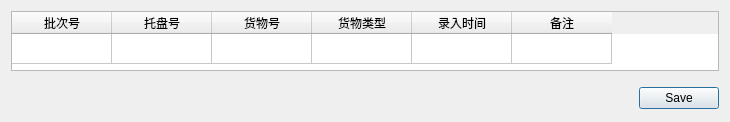
The window that saveproduct.ui (kangwenyun/batch_acquisition_system) describes before a commit, drawn with Qt 5.
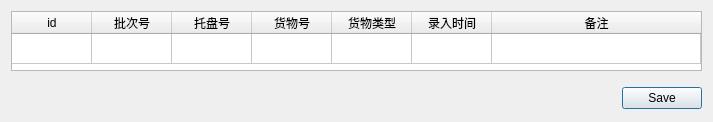
The same window after the commit.

Patch:
```diff
--- a/saveproduct.ui
+++ b/saveproduct.ui
@@ -6,7 +6,7 @@
    <rect>
     <x>0</x>
     <y>0</y>
-    <width>730</width>
+    <width>713</width>
     <height>122</height>
    </rect>
   </property>
@@ -28,6 +28,12 @@
        <height>60</height>
       </size>
      </property>
+     <attribute name="horizontalHeaderDefaultSectionSize">
+      <number>80</number>
+     </attribute>
+     <attribute name="horizontalHeaderStretchLastSection">
+      <bool>true</bool>
+     </attribute>
      <attribute name="verticalHeaderVisible">
       <bool>false</bool>
      </attribute>
@@ -39,6 +45,11 @@
        <set>AlignCenter</set>
       </property>
      </row>
+     <column>
+      <property name="text">
+       <string>id</string>
+      </property>
+     </column>
      <column>
       <property name="text">
        <string>批次号</string>
@@ -69,11 +80,6 @@
        <string>备注</string>
       </property>
      </column>
-     <item row="0" column="0">
-      <property name="text">
-       <string/>
-      </property>
-     </item>
      <item row="0" column="1">
       <property name="text">
        <string/>
@@ -89,7 +95,12 @@
        <string/>
       </property>
      </item>
-     <item row="0" column="5">
+     <item row="0" column="4">
+      <property name="text">
+       <string/>
+      </property>
+     </item>
+     <item row="0" column="6">
       <property name="text">
        <string/>
       </property>
```
